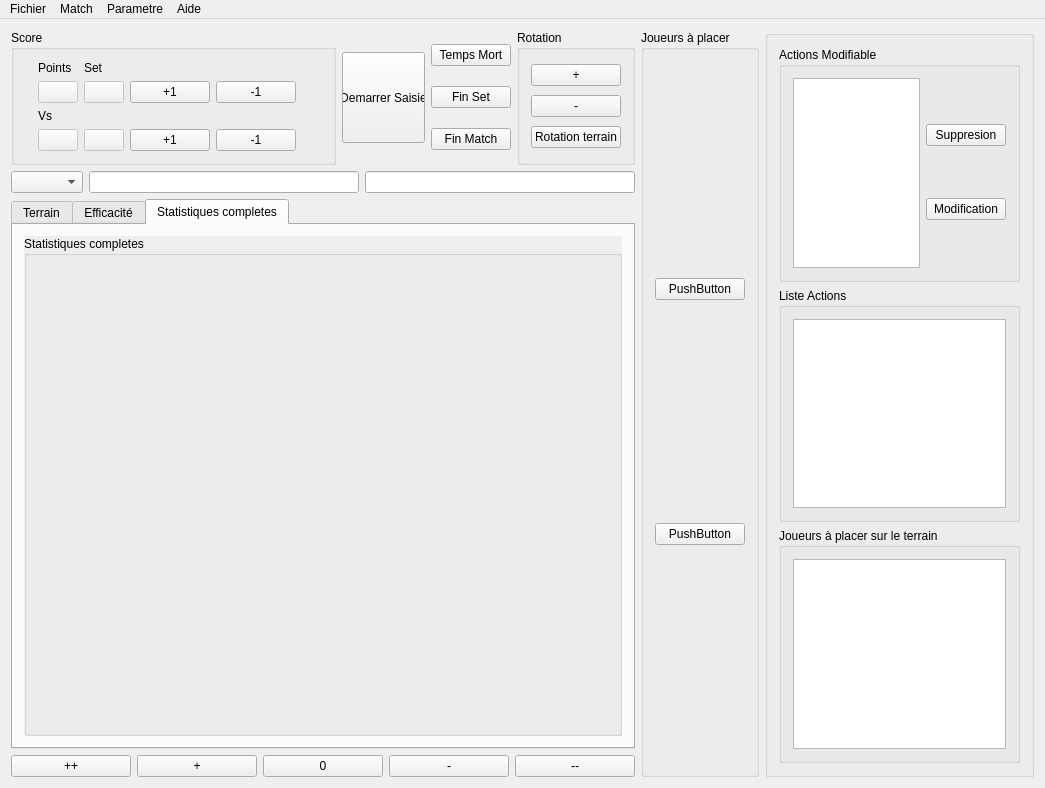
First picture: the form in ui/ecran.ui, repository flagage/volleyclubstats, before the edit.
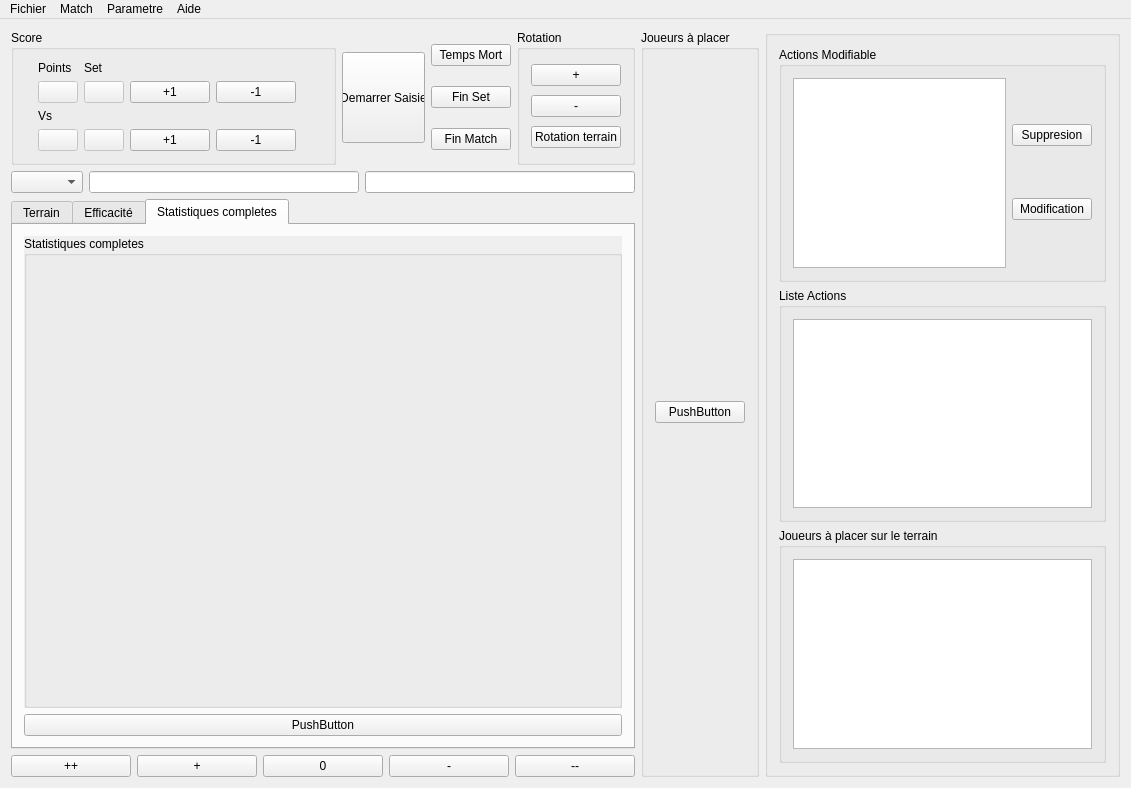
Second picture: the form after the edit. The open tabs and pages were chosen to show the change. Icons and pictures are not drawn.

```diff
--- a/ui/ecran.ui
+++ b/ui/ecran.ui
@@ -6,7 +6,7 @@
    <rect>
     <x>0</x>
     <y>0</y>
-    <width>1045</width>
+    <width>1131</width>
     <height>788</height>
    </rect>
   </property>
@@ -379,6 +379,13 @@
               <layout class="QGridLayout" name="gridLayout_10"/>
              </widget>
             </item>
+            <item row="1" column="0">
+             <widget class="QPushButton" name="pushButton_8">
+              <property name="text">
+               <string>PushButton</string>
+              </property>
+             </widget>
+            </item>
            </layout>
           </widget>
          </widget>
@@ -400,13 +407,6 @@
          </property>
         </widget>
        </item>
-       <item row="1" column="0">
-        <widget class="QPushButton" name="pushButton_8">
-         <property name="text">
-          <string>PushButton</string>
-         </property>
-        </widget>
-       </item>
       </layout>
      </widget>
     </item>
@@ -498,8 +498,8 @@
     <rect>
      <x>0</x>
      <y>0</y>
-     <width>1045</width>
-     <height>22</height>
+     <width>1131</width>
+     <height>23</height>
     </rect>
    </property>
    <widget class="QMenu" name="menuFichier">
```
Left out of the diff: 1 changed line with no effect on the pictures.
